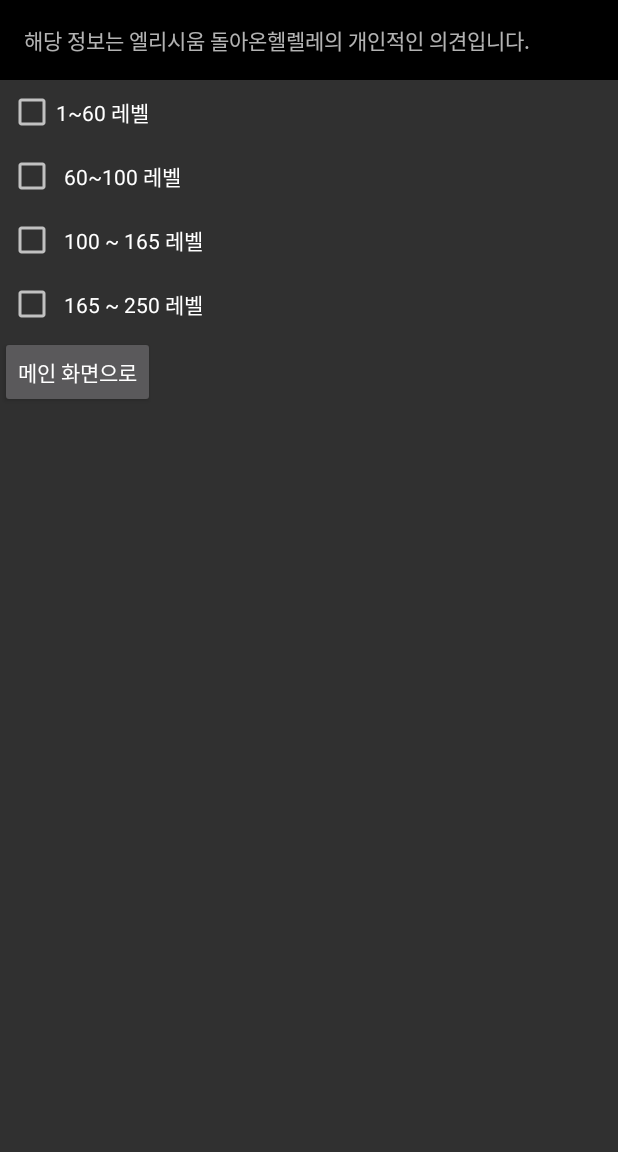
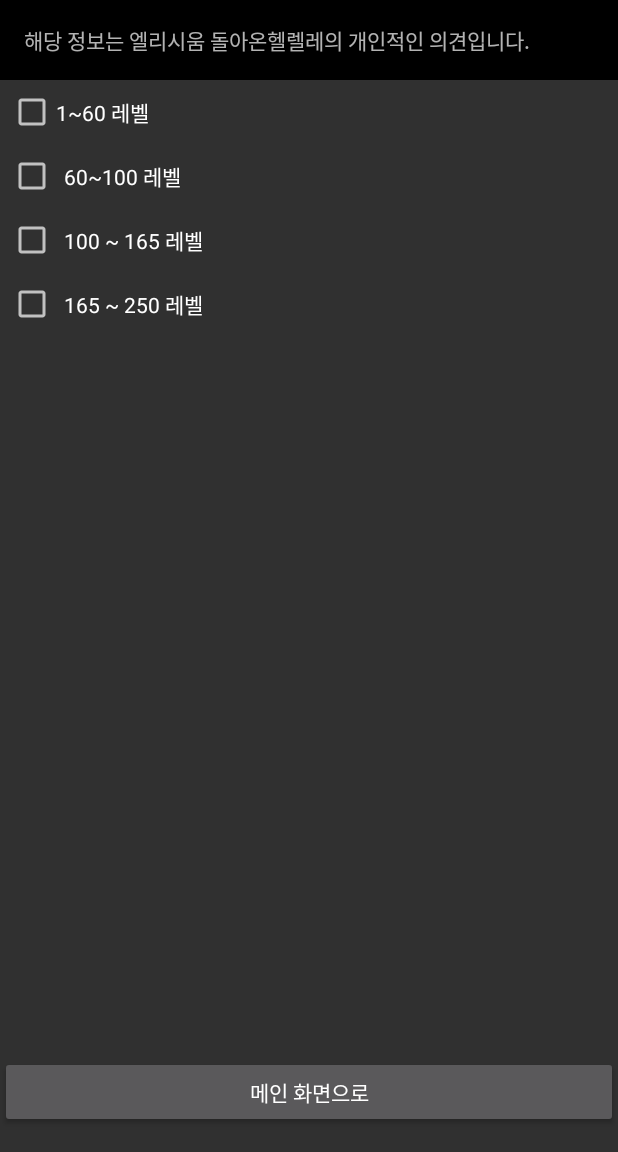
Before and after one commit to ddo009/MapleStoryExpManager, an Android app: the LevelUpRoot screen opened directly, with no data from a screen before it, on a phone screen of 412 x 824 dp, the part 84-1236 px from its top. Run offline under Robolectric (Android 15) with nearby library versions, the phone set to English and light mode, and no system bars; our stand-ins replace AdMob.

Commit message:
<ver. 1.2.1 업데이트 version up>

```diff
--- a/app/src/main/res/layout/activity_level.xml
+++ b/app/src/main/res/layout/activity_level.xml
@@ -214,16 +214,18 @@
 
             </LinearLayout>
 
-            <Button
-                android:id="@+id/back_button"
-                android:layout_width="wrap_content"
-                android:layout_height="wrap_content"
-                android:text="메인 화면으로" />
 
         </LinearLayout>
 
     </ScrollView>
 
+
+    <Button
+        android:id="@+id/back_button"
+        android:layout_width="match_parent"
+        android:layout_height="wrap_content"
+        android:layout_marginBottom="16dp"
+        android:text="메인 화면으로" />
 
     <com.google.android.gms.ads.AdView
         android:id="@+id/ads"
```
